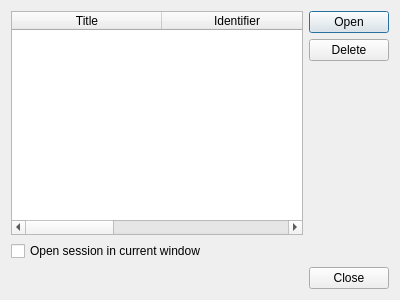
First picture: the form in src/ui/SessionsManagerDialog.ui, repository OtterBrowser/otter-browser, before the edit.
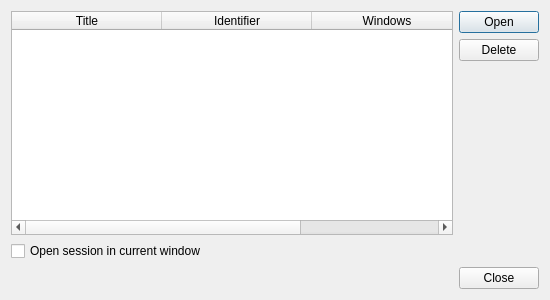
Second picture: the form after the edit. Icons and pictures are not drawn.

```diff
--- a/src/ui/SessionsManagerDialog.ui
+++ b/src/ui/SessionsManagerDialog.ui
@@ -6,7 +6,7 @@
    <rect>
     <x>0</x>
     <y>0</y>
-    <width>400</width>
+    <width>550</width>
     <height>300</height>
    </rect>
   </property>
@@ -48,9 +48,6 @@
        <attribute name="horizontalHeaderMinimumSectionSize">
         <number>100</number>
        </attribute>
-       <attribute name="horizontalHeaderShowSortIndicator" stdset="0">
-        <bool>true</bool>
-       </attribute>
        <attribute name="horizontalHeaderStretchLastSection">
         <bool>true</bool>
        </attribute>
@@ -103,6 +100,12 @@
          <property name="orientation">
           <enum>Qt::Vertical</enum>
          </property>
+         <property name="sizeHint" stdset="0">
+          <size>
+           <width>0</width>
+           <height>0</height>
+          </size>
+         </property>
         </spacer>
        </item>
       </layout>
```
Left out of the diff: 3 changed lines with no effect on the pictures.
